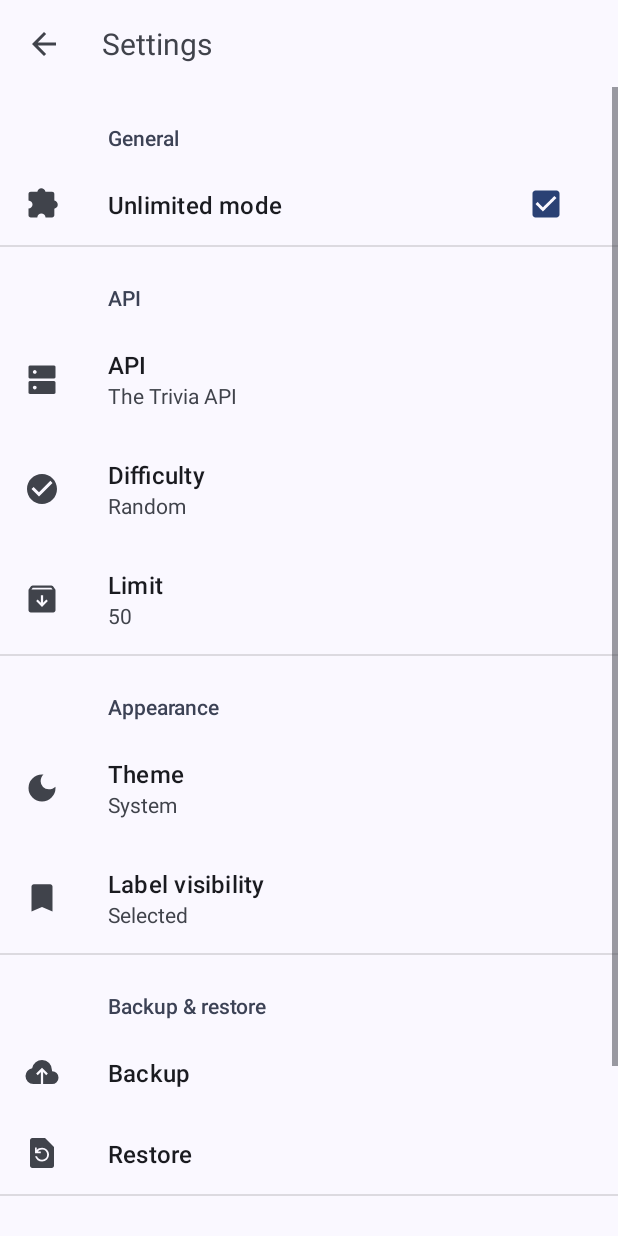
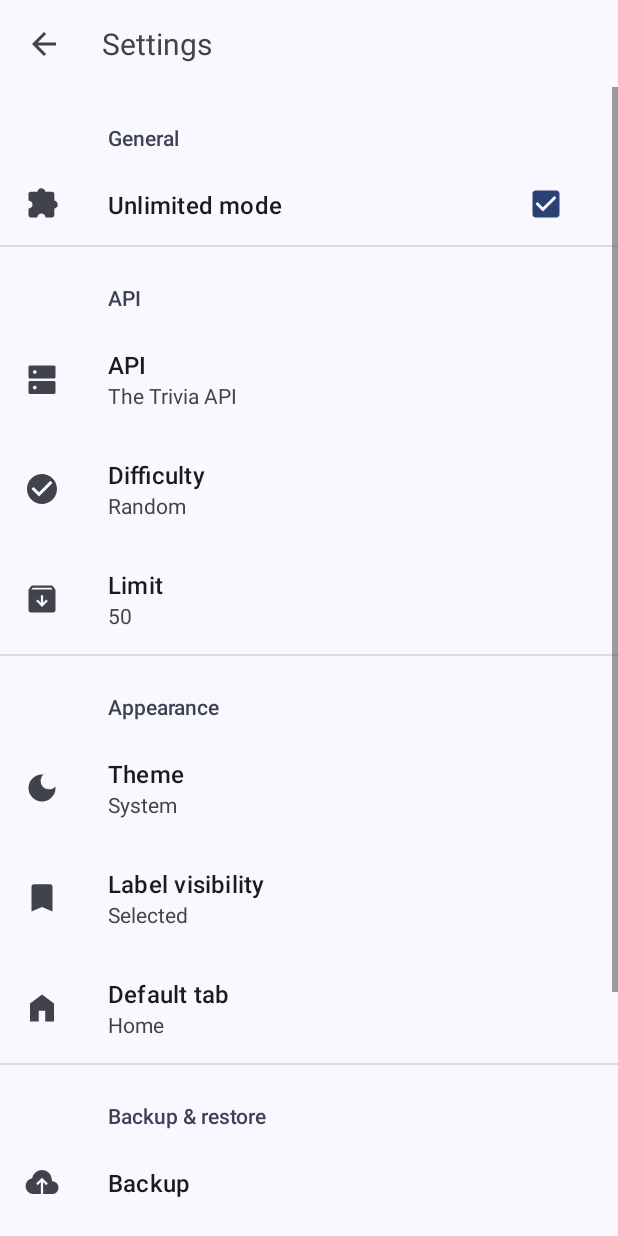
Before and after one commit to you-apps/TriviaYou, an Android app: the screen it shows after launch (SettingsActivity), in the options menu, after a tap on "Settings", on a phone screen of 412 x 824 dp. Run offline under Robolectric (Android 15) with nearby library versions, the phone set to English and light mode, and no system bars; our stand-ins replace androidx.preference, navigation-ui; libraries missing offline, so code that uses them is left out: retrofit2.converter.jackson; 2 statements that could not run were skipped.

Commit message:
add option for the default start tab

```diff
--- a/app/src/main/java/com/bnyro/trivia/activities/MainActivity.kt
+++ b/app/src/main/java/com/bnyro/trivia/activities/MainActivity.kt
@@ -18,6 +18,8 @@ class MainActivity : AppCompatActivity() {
 
     private lateinit var binding: ActivityMainBinding
     private lateinit var navController: NavController
+
+    private var startFragmentId = R.id.homeFragment
 
     override fun onCreate(savedInstanceState: Bundle?) {
         WindowCompat.setDecorFitsSystemWindows(window, false)
@@ -60,6 +62,21 @@ class MainActivity : AppCompatActivity() {
             }
             false
         }
+
+        // save start tab fragment id
+        startFragmentId =
+            when (PreferenceHelper.getString(getString(R.string.default_tab_key), "home")) {
+                "home" -> R.id.homeFragment
+                "categories" -> R.id.categoriesFragment
+                "library" -> R.id.libraryFragment
+                else -> R.id.homeFragment
+            }
+
+        // set default tab as start fragment
+        navController.graph.setStartDestination(startFragmentId)
+
+        // navigate to the default fragment
+        navController.navigate(startFragmentId)
     }
 
     override fun onCreateOptionsMenu(menu: Menu): Boolean {
@@ -96,7 +113,8 @@ class MainActivity : AppCompatActivity() {
     }
 
     override fun onBackPressed() {
-        if (navController.backQueue.isNotEmpty()) navController.popBackStack()
+        if (navController.currentDestination?.id == startFragmentId) super.onBackPressed()
+        else if (navController.backQueue.isNotEmpty()) navController.popBackStack()
         else super.onBackPressed()
     }
 }
--- a/app/src/main/res/values/array.xml
+++ b/app/src/main/res/values/array.xml
@@ -57,4 +57,16 @@
         <item>unlabeled</item>
     </string-array>
 
+    <string-array name="defaultTab">
+        <item>@string/home</item>
+        <item>@string/categories</item>
+        <item>@string/library</item>
+    </string-array>
+
+    <string-array name="defaultTabValues">
+        <item>home</item>
+        <item>categories</item>
+        <item>library</item>
+    </string-array>
+
 </resources>
--- a/app/src/main/res/values/keys.xml
+++ b/app/src/main/res/values/keys.xml
@@ -7,6 +7,7 @@
     <string name="unlimited_mode_key">unlimited_mode</string>
     <string name="theme_mode_key">theme_mode</string>
     <string name="label_visibility_key">label_visibility</string>
+    <string name="default_tab_key">default_tab</string>
 
     <!-- Preferences default Values -->
     <string name="api_default">TheTriviaAPI</string>
@@ -15,6 +16,7 @@
     <string name="unlimited_mode_default">true</string>
     <string name="theme_mode_default">system</string>
     <string name="label_visibility_default">selected</string>
+    <string name="default_tab_default">home</string>
 
     <!-- Preference Action Keys -->
     <string name="reset_stats_key">reset_stats</string>
--- a/app/src/main/res/values/strings.xml
+++ b/app/src/main/res/values/strings.xml
@@ -33,6 +33,7 @@
     <string name="systemTheme">System</string>
     <string name="lightTheme">Light</string>
     <string name="darkTheme">Dark</string>
+    <string name="default_tab">Default tab</string>
 
     <string name="labelVisibility">Label visibility</string>
     <string name="selected">Selected</string>
--- a/app/src/main/res/xml/preferences.xml
+++ b/app/src/main/res/xml/preferences.xml
@@ -63,6 +63,15 @@
             app:title="@string/labelVisibility"
             app:useSimpleSummaryProvider="true" />
 
+        <ListPreference
+            android:defaultValue="@string/default_tab_default"
+            android:entries="@array/defaultTab"
+            android:entryValues="@array/defaultTabValues"
+            app:key="@string/default_tab_key"
+            app:title="@string/default_tab"
+            android:icon="@drawable/ic_home"
+            app:useSimpleSummaryProvider="true" />
+
     </PreferenceCategory>
 
     <PreferenceCategory app:title="@string/backup_restore">
```
